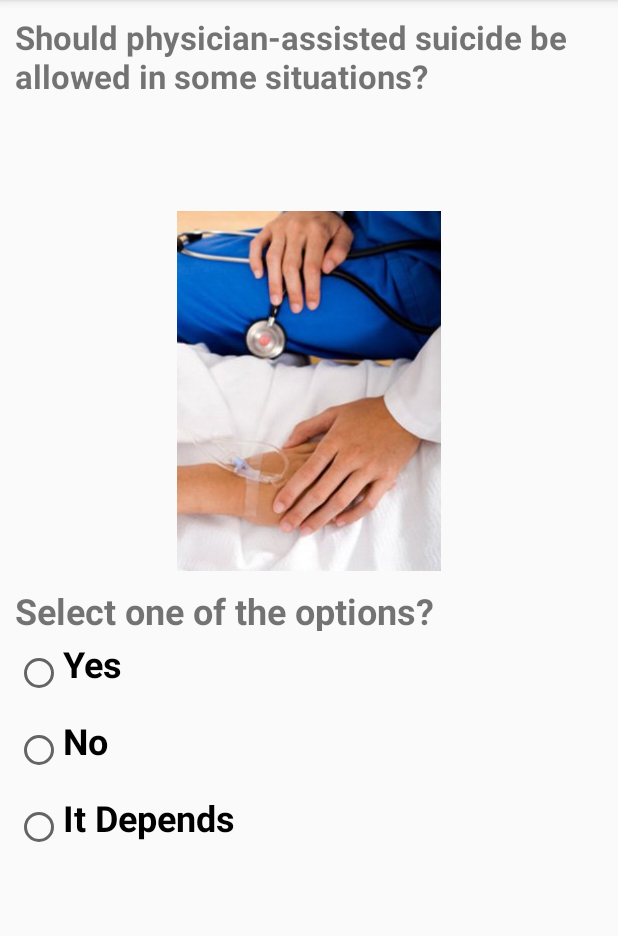
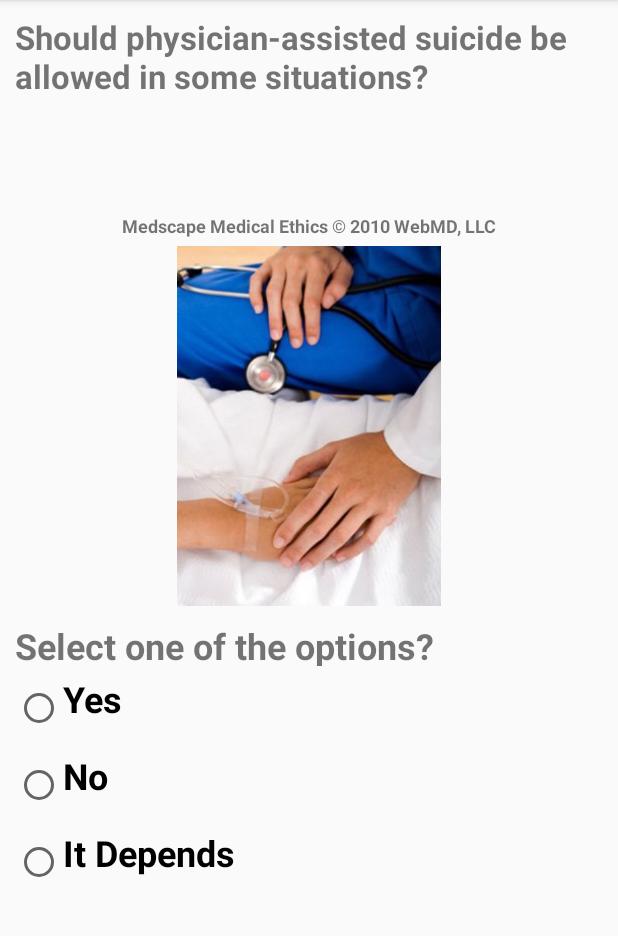
Before and after one commit to simonekarani/MoralIQ, an Android app: the screen it shows after launch (MedicalEthicsActivity), after a tap on "Medical Ethics", on a phone screen of 412 x 824 dp, the part 84-1020 px from its top. Run offline under Robolectric (Android 15) with nearby library versions, the light colour scheme and no system bars.

Commit message:
medical ethics analysis

```diff
--- a/app/src/main/java/com/simonekarani/moraliq/medethics/MedicalEthicalData.java
+++ b/app/src/main/java/com/simonekarani/moraliq/medethics/MedicalEthicalData.java
@@ -3,31 +3,31 @@ package com.simonekarani.moraliq.medethics;
 import com.simonekarani.moraliq.R;
 
 public class MedicalEthicalData {
-    public static final String MedEthicalAnalysis1   = "Re-gifting is the process of getting a gift, and then giving that gift to someone else. It's generally frowned upon because it shows that you didn't really appreciate that gift and you don't care about the person who gave it to you.";
-    public static final String MedEthicalAnalysis2   = "Re-gifting is the process of getting a gift, and then giving that gift to someone else. It's generally frowned upon because it shows that you didn't really appreciate that gift and you don't care about the person who gave it to you.";
-    public static final String MedEthicalAnalysis3   = "Re-gifting is the process of getting a gift, and then giving that gift to someone else. It's generally frowned upon because it shows that you didn't really appreciate that gift and you don't care about the person who gave it to you.";
-    public static final String MedEthicalAnalysis4   = "Re-gifting is the process of getting a gift, and then giving that gift to someone else. It's generally frowned upon because it shows that you didn't really appreciate that gift and you don't care about the person who gave it to you.";
-    public static final String MedEthicalAnalysis5   = "Re-gifting is the process of getting a gift, and then giving that gift to someone else. It's generally frowned upon because it shows that you didn't really appreciate that gift and you don't care about the person who gave it to you.";
-    public static final String MedEthicalAnalysis6   = "Re-gifting is the process of getting a gift, and then giving that gift to someone else. It's generally frowned upon because it shows that you didn't really appreciate that gift and you don't care about the person who gave it to you.";
-    public static final String MedEthicalAnalysis7   = "Re-gifting is the process of getting a gift, and then giving that gift to someone else. It's generally frowned upon because it shows that you didn't really appreciate that gift and you don't care about the person who gave it to you.";
-    public static final String MedEthicalAnalysis8   = "Re-gifting is the process of getting a gift, and then giving that gift to someone else. It's generally frowned upon because it shows that you didn't really appreciate that gift and you don't care about the person who gave it to you.";
-    public static final String MedEthicalAnalysis9   = "Re-gifting is the process of getting a gift, and then giving that gift to someone else. It's generally frowned upon because it shows that you didn't really appreciate that gift and you don't care about the person who gave it to you.";
-    public static final String MedEthicalAnalysis10  = "Re-gifting is the process of getting a gift, and then giving that gift to someone else. It's generally frowned upon because it shows that you didn't really appreciate that gift and you don't care about the person who gave it to you.";
-    public static final String MedEthicalAnalysis11  = "Re-gifting is the process of getting a gift, and then giving that gift to someone else. It's generally frowned upon because it shows that you didn't really appreciate that gift and you don't care about the person who gave it to you.";
-    public static final String MedEthicalAnalysis12  = "Re-gifting is the process of getting a gift, and then giving that gift to someone else. It's generally frowned upon because it shows that you didn't really appreciate that gift and you don't care about the person who gave it to you.";
-    public static final String MedEthicalAnalysis13  = "Re-gifting is the process of getting a gift, and then giving that gift to someone else. It's generally frowned upon because it shows that you didn't really appreciate that gift and you don't care about the person who gave it to you.";
-    public static final String MedEthicalAnalysis14  = "Re-gifting is the process of getting a gift, and then giving that gift to someone else. It's generally frowned upon because it shows that you didn't really appreciate that gift and you don't care about the person who gave it to you.";
-    public static final String MedEthicalAnalysis15  = "Re-gifting is the process of getting a gift, and then giving that gift to someone else. It's generally frowned upon because it shows that you didn't really appreciate that gift and you don't care about the person who gave it to you.";
-    public static final String MedEthicalAnalysis16  = "Re-gifting is the process of getting a gift, and then giving that gift to someone else. It's generally frowned upon because it shows that you didn't really appreciate that gift and you don't care about the person who gave it to you.";
-    public static final String MedEthicalAnalysis17  = "Re-gifting is the process of getting a gift, and then giving that gift to someone else. It's generally frowned upon because it shows that you didn't really appreciate that gift and you don't care about the person who gave it to you.";
-    public static final String MedEthicalAnalysis18  = "Re-gifting is the process of getting a gift, and then giving that gift to someone else. It's generally frowned upon because it shows that you didn't really appreciate that gift and you don't care about the person who gave it to you.";
-    public static final String MedEthicalAnalysis19  = "Re-gifting is the process of getting a gift, and then giving that gift to someone else. It's generally frowned upon because it shows that you didn't really appreciate that gift and you don't care about the person who gave it to you.";
-    public static final String MedEthicalAnalysis20  = "Re-gifting is the process of getting a gift, and then giving that gift to someone else. It's generally frowned upon because it shows that you didn't really appreciate that gift and you don't care about the person who gave it to you.";
-    public static final String MedEthicalAnalysis21  = "Re-gifting is the process of getting a gift, and then giving that gift to someone else. It's generally frowned upon because it shows that you didn't really appreciate that gift and you don't care about the person who gave it to you.";
-    public static final String MedEthicalAnalysis22  = "Re-gifting is the process of getting a gift, and then giving that gift to someone else. It's generally frowned upon because it shows that you didn't really appreciate that gift and you don't care about the person who gave it to you.";
-    public static final String MedEthicalAnalysis23  = "Re-gifting is the process of getting a gift, and then giving that gift to someone else. It's generally frowned upon because it shows that you didn't really appreciate that gift and you don't care about the person who gave it to you.";
-    public static final String MedEthicalAnalysis24  = "Re-gifting is the process of getting a gift, and then giving that gift to someone else. It's generally frowned upon because it shows that you didn't really appreciate that gift and you don't care about the person who gave it to you.";
-    public static final String MedEthicalAnalysis25  = "Re-gifting is the process of getting a gift, and then giving that gift to someone else. It's generally frowned upon because it shows that you didn't really appreciate that gift and you don't care about the person who gave it to you.";
+    public static final String MedEthicalAnalysis1   = "It Depends. Future treatment X has a chance of benefiting the patient, and patient has the consent of being treated.";
+    public static final String MedEthicalAnalysis2   = "Yes. AMA code of ethics states that if patient is incapable of making decisions - surrogate or close family member is used for decision making. Physicians obligation is to relieve pain and suffering of patient to promote the dignity and autonomy of dying patients.";
+    public static final String MedEthicalAnalysis3   = "Yes. Placebos are not sugar pills or saline injections with no therapeutic value. They have played an important role in psychological treatment as well as pain related conditions.";
+    public static final String MedEthicalAnalysis4   = "Yes. Physicians have to be careful in case of use of opioids for treatment of non-cancer chronic pain.";
+    public static final String MedEthicalAnalysis5   = "No. Compassion should never compromise the truth. Tell the truth, if there is something positive mention it, and follow up by saying - 'I will be there with you.";
+    public static final String MedEthicalAnalysis6   = "No. Hiding stuff will likely result in loss of confidence, trust and loyalty. Phsicians should provide information that a reasonable patient would want to know erring on the side of disclosures.";
+    public static final String MedEthicalAnalysis7   = "No. Once a mistake is discovered it must be revealed, root cause analysis performed, and the patient informed of the mistake, its consequences if any, and plans to prevent a recurrence.";
+    public static final String MedEthicalAnalysis8   = "No. Performing unnecessary diagnostic tests and invasive procedure, prescribing unnecessary treatment and needless hospitalization are medical malpractices leading to increasing the cost of healthcare, and costs to the patient.";
+    public static final String MedEthicalAnalysis9   = "Yes, As of 2011 3 states - Oregon, Washington, and Montana have made it legal for patients with terminal illness. Physicians should recommend alternate treatments for patients w/ physical and emotional suffering, tired of life, and others.";
+    public static final String MedEthicalAnalysis10  = "Yes. Medicine has been a field of self-regulation, and it is physicians’ commitment to safeguard the welfare of patients and the trust of the public.";
+    public static final String MedEthicalAnalysis11  = "No. The relationship of a patient approaching a doctor takes the shape of a contract. The services of the doctors are covered under provisions of Consumer Protection Act, 1986 and a patient can seek grievances from the Consumer Courts.";
+    public static final String MedEthicalAnalysis12  = "No. Physicians should avoid providing sub-standard care. Instead physicians should explicitly ask about financial concerns rather than wait for patients to raise the issue. They can suggest transfer to an indigent medical care facility, or lower the cost on patients based on clear evidence for financial hardship without compromising on care.";
+    public static final String MedEthicalAnalysis13  = "No. Physicians have the liability under the False Claims Act, where knowingly they make, use, or cause to be made or used, a false record or statement to conceal, avoid, or decrease an obligation to pay money.";
+    public static final String MedEthicalAnalysis14  = "No. Abandonment or termination of a professional relationship cannot be done for financial reasons, and a physician cannot discontinue treatment of a patient as long as further treatment is medically indicated, without giving reasonable notice and sufficient opportunity to make alternative arrangements for care.";
+    public static final String MedEthicalAnalysis15  = "No. Law and ethics state that the doctor-patient interaction should remain confidential. Physician should never reveal confidential information unless the patient wants this information disclosed to others, or unless required to do so by law.";
+    public static final String MedEthicalAnalysis16  = "Yes.  American Medical Association’s code of medical ethics states that physicians may disclose information if the physician believes the patient will seriously harm himself or someone else.";
+    public static final String MedEthicalAnalysis17  = "Yes. Data suggest that interactions with pharmaceutical reps increase the chances that the physician may act contrary to duties owed to the patient. Physician should do both interact with reps and also do the research necessary to counteract the commercial bias on pharma products.";
+    public static final String MedEthicalAnalysis18  = "No. American Medical Association (AMA) code of medical ethics states that physician must terminate the patient-physician relationship before initiating a dating, romantic, or sexual relationship with a patient.";
+    public static final String MedEthicalAnalysis19  = "No. Purchasing organs is not only prohibited by international norms, it violates U.S. law.";
+    public static final String MedEthicalAnalysis20  = "Yes. World Health Organization (WHO) recommends abortion for pregnancy not exceeded its 24th week that would involve risk, or injury to the physical or mental health of the pregnant woman.";
+    public static final String MedEthicalAnalysis21  = "It Depends. Doctors should not be in the business of deciding which life has a quality worth sustaining or not, but they are the best judges to determine who has a better chance of survival.";
+    public static final String MedEthicalAnalysis22  = "No. Any surgical procedures carry definitely some degree of risk, millions of patients go under knife, with many of them enduring great pain and shelling out thousands and dollars for surgeries they don’t really need.";
+    public static final String MedEthicalAnalysis23  = "No. Physicians should provide patient and their family with information needed to understand the risks and benefits, as well as the reasonable alternatives, so that they may make independent decisions. Physicians should respect their decision, even when their decisions contradict the recommendations.";
+    public static final String MedEthicalAnalysis24  = "It Depends. Treatment may be withdrawn only if the burdens in an infant's future life outweighs the benefit - Life Not Worth Living.";
+    public static final String MedEthicalAnalysis25  = "No. Physicians should become familiar to detect violence or abuse. Inquire about physical, sexual, and psychological abuse as part of the medical history. Report suspected violence and abuse to the authorities.";
 
     public static String MED_ETHICAL_1  = "Would you ever recommend or give life-sustaining therapy when you judged it was futile?";
     public static String MED_ETHICAL_2  = "Would you ever consider halting life-sustaining therapy because of family demands, even if you felt that it was premature?";
@@ -38,7 +38,7 @@ public class MedicalEthicalData {
     public static String MED_ETHICAL_7  = "Are there times when it's acceptable to cover up or avoid revealing a mistake if that mistake would potentially or likely harm the patient?";
     public static String MED_ETHICAL_8  = "Is it acceptable to perform a procedure that isn't medically warranted, for reasons of defensive medicine?";
     public static String MED_ETHICAL_9  = "Should physician-assisted suicide be allowed in some situations?";
-    public static String MED_ETHICAL_10 = "If a physician friend or colleague were impaired (alcohol, drugs, or illness) or was no longer competent, and he or she ignored your warnings to get help, would you report that person to a superior or at the medical board?";
+    public static String MED_ETHICAL_10 = "If a physician friend or colleague were impaired (alcohol, drugs, or illness or incompetent), and he/she ignored the warnings to get help. Would you report that person to superior or to medical board?";
     public static String MED_ETHICAL_11 = "Would you ever refer a patient to a physician simply to return a favor to the doctor, when you didn't think that person was the best qualified?";
     public static String MED_ETHICAL_12 = "Would you feel conflicted about dropping insurers that don't pay well, even though some longtime patients would probably stop seeing you?";
     public static String MED_ETHICAL_13 = "Is it ever acceptable to overstate or falsify a patient's condition when submitting claims or seeking prior authorization?";
@@ -55,30 +55,30 @@ public class MedicalEthicalData {
     public static String MED_ETHICAL_24 = "Is it right to provide intensive care to a newborn who will either die soon or survive but have an objectively terrible quality of life?";
     public static String MED_ETHICAL_25 = "Do you ever feel conflicted about reporting or investigating your suspicions that a patient was a victim of domestic abuse?";
 
-    public static MedicalEthicalModel MedEthicalData1  = new MedicalEthicalModel(MED_ETHICAL_1,  22, R.drawable.med_ethic1,  24, 1, MedEthicalAnalysis1, "Yes", "No", "It Depends");
-    public static MedicalEthicalModel MedEthicalData2  = new MedicalEthicalModel(MED_ETHICAL_2,  22, R.drawable.med_ethic2,  24, 1, MedEthicalAnalysis2, "Yes", "No", "It Depends");
-    public static MedicalEthicalModel MedEthicalData3  = new MedicalEthicalModel(MED_ETHICAL_3,  22, R.drawable.med_ethic3,  24, 1, MedEthicalAnalysis3, "Yes", "No", "It Depends");
-    public static MedicalEthicalModel MedEthicalData4  = new MedicalEthicalModel(MED_ETHICAL_4,  22, R.drawable.med_ethic4,  24, 1, MedEthicalAnalysis4, "Yes", "No", "It Depends");
-    public static MedicalEthicalModel MedEthicalData5  = new MedicalEthicalModel(MED_ETHICAL_5,  22, R.drawable.med_ethic5,  19, 1, MedEthicalAnalysis5, "Yes, I soften it and give hope even if there's little chance", "Yes, unless someone is going to die immediately, I don't tell them how bad it is", "No, I tell it exactly as I see it", "It Depends");
+    public static MedicalEthicalModel MedEthicalData1  = new MedicalEthicalModel(MED_ETHICAL_1,  22, R.drawable.med_ethic1,  24, 2, MedEthicalAnalysis1, "Yes", "No", "It Depends");
+    public static MedicalEthicalModel MedEthicalData2  = new MedicalEthicalModel(MED_ETHICAL_2,  22, R.drawable.med_ethic2,  24, 0, MedEthicalAnalysis2, "Yes", "No", "It Depends");
+    public static MedicalEthicalModel MedEthicalData3  = new MedicalEthicalModel(MED_ETHICAL_3,  22, R.drawable.med_ethic3,  24, 0, MedEthicalAnalysis3, "Yes", "No", "It Depends");
+    public static MedicalEthicalModel MedEthicalData4  = new MedicalEthicalModel(MED_ETHICAL_4,  22, R.drawable.med_ethic4,  24, 0, MedEthicalAnalysis4, "Yes", "No", "It Depends");
+    public static MedicalEthicalModel MedEthicalData5  = new MedicalEthicalModel(MED_ETHICAL_5,  22, R.drawable.med_ethic5,  19, 1, MedEthicalAnalysis5, "Yes, unless someone is going to die immediately, I don't tell them how bad it is", "No, I soften it and give hope even if there's little chance", "No, I tell it exactly as I see it", "It Depends");
     public static MedicalEthicalModel MedEthicalData6  = new MedicalEthicalModel(MED_ETHICAL_6,  22, R.drawable.med_ethic6,  24, 1, MedEthicalAnalysis6, "Yes", "No", "It Depends");
     public static MedicalEthicalModel MedEthicalData7  = new MedicalEthicalModel(MED_ETHICAL_7,  22, R.drawable.med_ethic7,  24, 1, MedEthicalAnalysis7, "Yes", "No", "It Depends");
     public static MedicalEthicalModel MedEthicalData8  = new MedicalEthicalModel(MED_ETHICAL_8,  22, R.drawable.med_ethic8,  24, 1, MedEthicalAnalysis8, "Yes", "No", "It Depends");
-    public static MedicalEthicalModel MedEthicalData9  = new MedicalEthicalModel(MED_ETHICAL_9,  22, R.drawable.med_ethic9,  24, 1, MedEthicalAnalysis9, "Yes", "No", "It Depends");
-    public static MedicalEthicalModel MedEthicalData10 = new MedicalEthicalModel(MED_ETHICAL_10, 19, R.drawable.med_ethic10, 24, 1, MedEthicalAnalysis10, "Yes", "No", "It Depends");
+    public static MedicalEthicalModel MedEthicalData9  = new MedicalEthicalModel(MED_ETHICAL_9,  22, R.drawable.med_ethic9,  24, 0, MedEthicalAnalysis9, "Yes", "No", "It Depends");
+    public static MedicalEthicalModel MedEthicalData10 = new MedicalEthicalModel(MED_ETHICAL_10, 19, R.drawable.med_ethic10, 24, 0, MedEthicalAnalysis10, "Yes", "No", "It Depends");
     public static MedicalEthicalModel MedEthicalData11 = new MedicalEthicalModel(MED_ETHICAL_11, 22, R.drawable.med_ethic11, 24, 1, MedEthicalAnalysis11, "Yes", "No", "It Depends");
     public static MedicalEthicalModel MedEthicalData12 = new MedicalEthicalModel(MED_ETHICAL_12, 22, R.drawable.med_ethic12, 24, 1, MedEthicalAnalysis12, "Yes", "No", "It Depends");
     public static MedicalEthicalModel MedEthicalData13 = new MedicalEthicalModel(MED_ETHICAL_13, 22, R.drawable.med_ethic13, 20, 1, MedEthicalAnalysis13, "Yes, in order to get a patient the services, such as drugs, treatment, or hospital coverage", "Yes, in order to bring in more revenue", "No", "It Depends");
-    public static MedicalEthicalModel MedEthicalData14 = new MedicalEthicalModel(MED_ETHICAL_14, 20, R.drawable.med_ethic14, 24, 1, MedEthicalAnalysis14, "Yes", "No", "It Depends");
+    public static MedicalEthicalModel MedEthicalData14 = new MedicalEthicalModel(MED_ETHICAL_14, 20, R.drawable.med_ethic14, 24, 2, MedEthicalAnalysis14, "Yes", "No", "It Depends");
     public static MedicalEthicalModel MedEthicalData15 = new MedicalEthicalModel(MED_ETHICAL_15, 20, R.drawable.med_ethic15, 24, 1, MedEthicalAnalysis15, "Yes", "No", "It Depends");
-    public static MedicalEthicalModel MedEthicalData16 = new MedicalEthicalModel(MED_ETHICAL_16, 22, R.drawable.med_ethic16, 24, 1, MedEthicalAnalysis16, "Yes", "No", "It Depends");
-    public static MedicalEthicalModel MedEthicalData17 = new MedicalEthicalModel(MED_ETHICAL_17, 22, R.drawable.med_ethic17, 24, 1, MedEthicalAnalysis17, "Yes", "No", "It Depends");
-    public static MedicalEthicalModel MedEthicalData18 = new MedicalEthicalModel(MED_ETHICAL_18, 22, R.drawable.med_ethic18, 20, 1, MedEthicalAnalysis18, "Yes, while that patient is still a patient", "Yes, but not until at least 6 months after they stopped being a patient", "No", "It Depends");
+    public static MedicalEthicalModel MedEthicalData16 = new MedicalEthicalModel(MED_ETHICAL_16, 22, R.drawable.med_ethic16, 24, 0, MedEthicalAnalysis16, "Yes", "No", "It Depends");
+    public static MedicalEthicalModel MedEthicalData17 = new MedicalEthicalModel(MED_ETHICAL_17, 22, R.drawable.med_ethic17, 24, 0, MedEthicalAnalysis17, "Yes", "No", "It Depends");
+    public static MedicalEthicalModel MedEthicalData18 = new MedicalEthicalModel(MED_ETHICAL_18, 22, R.drawable.med_ethic18, 20, 2, MedEthicalAnalysis18, "Yes, while that patient is still a patient", "Yes, but not until at least 6 months after they stopped being a patient", "No", "It Depends");
     public static MedicalEthicalModel MedEthicalData19 = new MedicalEthicalModel(MED_ETHICAL_19, 21, R.drawable.med_ethic19, 24, 1, MedEthicalAnalysis19, "Yes", "No", "It Depends");
-    public static MedicalEthicalModel MedEthicalData20 = new MedicalEthicalModel(MED_ETHICAL_20, 22, R.drawable.med_ethic20, 24, 1, MedEthicalAnalysis20, "Yes", "No", "It Depends");
-    public static MedicalEthicalModel MedEthicalData21 = new MedicalEthicalModel(MED_ETHICAL_21, 22, R.drawable.med_ethic21, 24, 1, MedEthicalAnalysis21, "Yes", "No", "It Depends");
+    public static MedicalEthicalModel MedEthicalData20 = new MedicalEthicalModel(MED_ETHICAL_20, 22, R.drawable.med_ethic20, 24, 0, MedEthicalAnalysis20, "Yes", "No", "It Depends");
+    public static MedicalEthicalModel MedEthicalData21 = new MedicalEthicalModel(MED_ETHICAL_21, 22, R.drawable.med_ethic21, 24, 2, MedEthicalAnalysis21, "Yes", "No", "It Depends");
     public static MedicalEthicalModel MedEthicalData22 = new MedicalEthicalModel(MED_ETHICAL_22, 22, R.drawable.med_ethic22, 24, 1, MedEthicalAnalysis22, "Yes", "No", "It Depends");
     public static MedicalEthicalModel MedEthicalData23 = new MedicalEthicalModel(MED_ETHICAL_23, 22, R.drawable.med_ethic23, 24, 1, MedEthicalAnalysis23, "Yes", "No", "It Depends");
-    public static MedicalEthicalModel MedEthicalData24 = new MedicalEthicalModel(MED_ETHICAL_24, 22, R.drawable.med_ethic24, 24, 1, MedEthicalAnalysis24, "Yes", "No", "It Depends");
+    public static MedicalEthicalModel MedEthicalData24 = new MedicalEthicalModel(MED_ETHICAL_24, 22, R.drawable.med_ethic24, 24, 2, MedEthicalAnalysis24, "Yes", "No", "It Depends");
     public static MedicalEthicalModel MedEthicalData25 = new MedicalEthicalModel(MED_ETHICAL_25, 22, R.drawable.med_ethic25, 24, 1, MedEthicalAnalysis25, "Yes", "No", "It Depends");
 
     public static MedicalEthicalModel[] MED_ETHICAL_DATA_LIST = {
--- a/app/src/main/res/layout/activity_medethics.xml
+++ b/app/src/main/res/layout/activity_medethics.xml
@@ -7,12 +7,24 @@
     <TextView
         android:id="@+id/medEthicalText"
         android:layout_width="match_parent"
-        android:layout_height="125dp"
+        android:layout_height="130dp"
         android:layout_marginLeft="10dp"
         android:layout_marginTop="10dp"
         android:layout_marginRight="10dp"
         android:textStyle="bold"
         android:text="Which one?" />
+
+    <TextView
+        android:id="@+id/dilemmaCopyrightText"
+        android:layout_width="match_parent"
+        android:layout_height="wrap_content"
+        android:layout_marginLeft="10dp"
+        android:layout_marginRight="10dp"
+        android:layout_marginTop="2dp"
+        android:textSize="12dp"
+        android:gravity="center"
+        android:textStyle="bold"
+        android:text="Medscape Medical Ethics &#169; 2010 WebMD, LLC" />
 
     <ImageView
         android:id="@+id/medEthicalImage"
```
